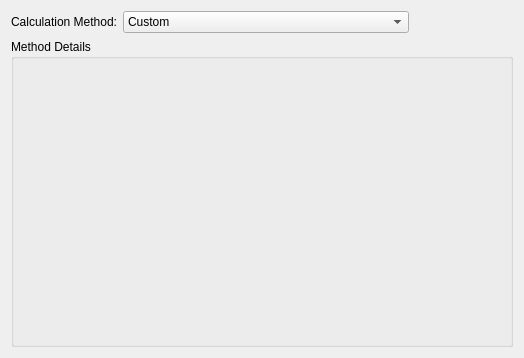
Qt form prayertimesCalculationMethodConfig.ui (riyad/prayer-times-plasmoid) before a commit.
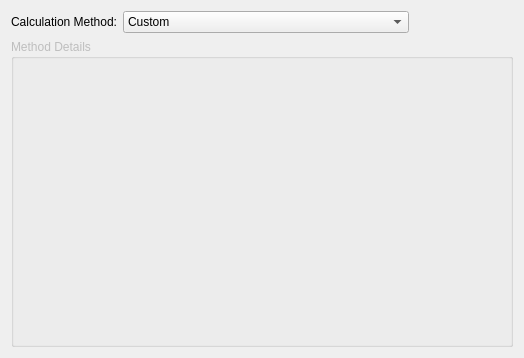
The same form after that commit.

Commit message: Changed method combo box name.

Patch:
```diff
--- a/prayertimesCalculationMethodConfig.ui
+++ b/prayertimesCalculationMethodConfig.ui
@@ -82,6 +82,9 @@
    </item>
    <item row="1" column="0" colspan="3" >
     <widget class="QGroupBox" name="calculationMethodDetailsGroupBox" >
+     <property name="enabled" >
+      <bool>false</bool>
+     </property>
      <property name="title" >
       <string>Method Details</string>
      </property>
```
Left out of the diff: 2 changed lines with no effect on the pictures.
